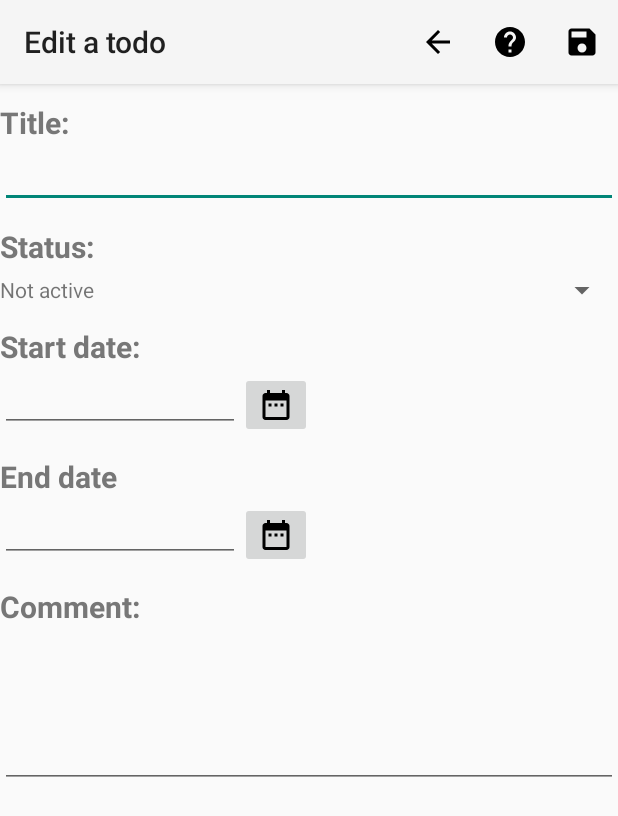
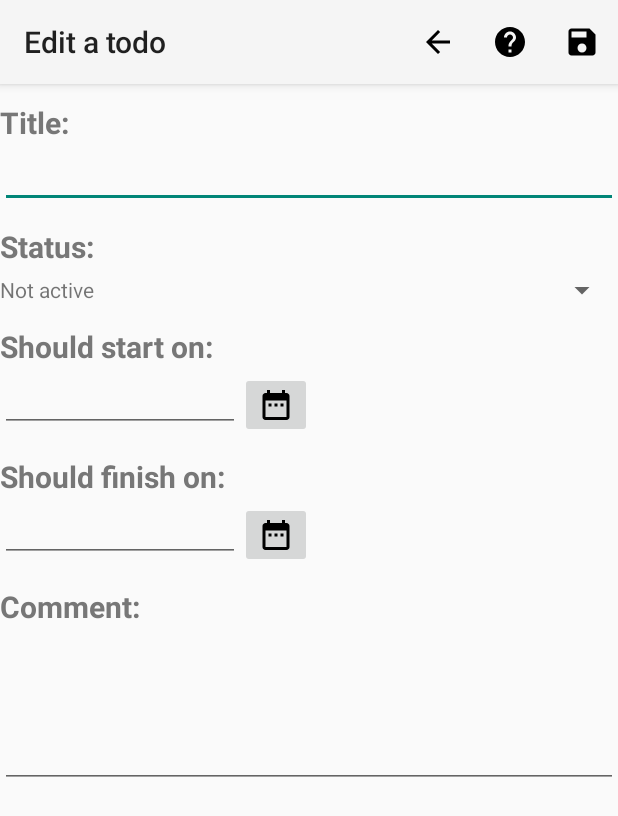
Before and after one commit to iddekingej/MyToDo, an Android app: the EditToDoActivity screen opened directly, with no data from a screen before it, on a phone screen of 412 x 824 dp. Shown: the top 816 px of the screen. Run offline under Robolectric (Android 15) with nearby library versions, the phone set to English and light mode, and no system bars.

Commit message:
* Code cleanup * Change todo date input labels * Change text of error message when Finish date < start date

```diff
--- a/app/src/main/java/org/elaya/mytodo/adapters/StatusCheckListAdapter.java
+++ b/app/src/main/java/org/elaya/mytodo/adapters/StatusCheckListAdapter.java
@@ -38,7 +38,7 @@ public class StatusCheckListAdapter extends StatusBaseAdapter {
 
     @Override
     protected void fillView(@NonNull  View pView,@NonNull StatusItem pStatus) {
-        CheckBox lCheck=(CheckBox) pView.findViewById(R.id.statusCheck);
+        CheckBox lCheck= pView.findViewById(R.id.statusCheck);
         lCheck.setText(pStatus.getDescription());
         if(enabledStatusSet.contains(pStatus.getId())){
             lCheck.setChecked(true);
--- a/app/src/main/java/org/elaya/mytodo/adapters/StatusSpinnerAdapter.java
+++ b/app/src/main/java/org/elaya/mytodo/adapters/StatusSpinnerAdapter.java
@@ -26,7 +26,7 @@ public class StatusSpinnerAdapter extends StatusBaseAdapter {
 
     @Override
     protected void fillView(@NonNull View pView, @NonNull StatusItem pStatus) {
-        TextView lView=(TextView)(pView.findViewById(R.id.description));
+        TextView lView= pView.findViewById(R.id.description);
         lView.setText(pStatus.getDescription());
 
     }
--- a/app/src/main/java/org/elaya/mytodo/project/EditProjectActivity.java
+++ b/app/src/main/java/org/elaya/mytodo/project/EditProjectActivity.java
@@ -26,7 +26,7 @@ public class EditProjectActivity extends BaseActivity {
     protected void onCreate(Bundle savedInstanceState) {
         super.onCreate(savedInstanceState);
 
-        projectName=(TextView) findViewById(R.id.projectName);
+        projectName= findViewById(R.id.projectName);
         Intent lIntent=getIntent();
         id=lIntent.getLongExtra("_id",-1);
         projectName.setText(lIntent.getStringExtra("projectName"));
--- a/app/src/main/java/org/elaya/mytodo/project/ProjectActivity.java
+++ b/app/src/main/java/org/elaya/mytodo/project/ProjectActivity.java
@@ -32,7 +32,7 @@ public class ProjectActivity extends BaseActivity {
         super.onCreate(savedInstanceState);
 
 
-        ListView lProjectList=(ListView)findViewById(R.id.projectList);
+        ListView lProjectList= findViewById(R.id.projectList);
         lProjectList.setOnItemClickListener(new ListView.OnItemClickListener(){
             public void onItemClick(AdapterView<?> pParent,@NonNull View pView,int pPosition,long pId){
                 openProject(pView);
--- a/app/src/main/java/org/elaya/mytodo/settings/SettingsEditor.java
+++ b/app/src/main/java/org/elaya/mytodo/settings/SettingsEditor.java
@@ -17,8 +17,8 @@ public class SettingsEditor extends BaseActivity {
     protected void onCreate(Bundle savedInstanceState) {
         super.onCreate(savedInstanceState);
 
-        dateFormatElement = (RadioGroup)findViewById(R.id.dateFormat);
-        separatorElement  = (RadioGroup)findViewById(R.id.dateSep);
+        dateFormatElement = findViewById(R.id.dateFormat);
+        separatorElement  = findViewById(R.id.dateSep);
         int lFormat=R.id.date_dmy;
         String lFormatSettings= Settings.getDateFormatType();
         if("MDY".equals(lFormatSettings)){
--- a/app/src/main/java/org/elaya/mytodo/status/StatusActivity.java
+++ b/app/src/main/java/org/elaya/mytodo/status/StatusActivity.java
@@ -25,7 +25,7 @@ public class StatusActivity extends BaseActivity {
     @Override
     protected void onCreate(Bundle savedInstanceState) {
         super.onCreate(savedInstanceState);
-        ListView statusList=(ListView) findViewById(R.id.statusList);
+        ListView statusList= findViewById(R.id.statusList);
         adapter=new StatusListAdapter(this,ds.getStatusCursor());
         statusList.setAdapter(adapter);
         statusList.setOnItemClickListener(new ListView.OnItemClickListener(){
--- a/app/src/main/java/org/elaya/mytodo/todo/EditToDoActivity.java
+++ b/app/src/main/java/org/elaya/mytodo/todo/EditToDoActivity.java
@@ -42,23 +42,23 @@ public class EditToDoActivity extends BaseActivity {
         idProject=lIntent.getLongExtra("id_project",-1);
         long idStatus=lIntent.getLongExtra("id_status",-1);
 
-        title=(EditText)findViewById(R.id.title);
+        title= findViewById(R.id.title);
         title.setText(lIntent.getStringExtra("title"));
 
-        comment=(EditText)findViewById(R.id.comment);
+        comment= findViewById(R.id.comment);
         comment.setText(lIntent.getStringExtra("comment"));
 
-        startDateElement=(EditText)findViewById(R.id.startDate);
+        startDateElement= findViewById(R.id.startDate);
         if(lIntent.hasExtra("startDate")){
             startDateElement.setText(DateHandler.getDateFromLong(lIntent.getLongExtra("startDate",-1)));
         }
 
-        endDateElement=(EditText)findViewById(R.id.endDate);
+        endDateElement= findViewById(R.id.endDate);
         if(lIntent.hasExtra("endDate")){
             endDateElement.setText(DateHandler.getDateFromLong(lIntent.getLongExtra("endDate",-1)));
         }
 
-        statusElement=(Spinner)findViewById(R.id.status);
+        statusElement= findViewById(R.id.status);
         StatusSpinnerAdapter spinnerAdapter=new StatusSpinnerAdapter(this,ds.getActiveStatusCursor(idStatus));
         statusElement.setAdapter(spinnerAdapter);
         int lNum=spinnerAdapter.getCount();
--- a/app/src/main/java/org/elaya/mytodo/todo/TodoActivity.java
+++ b/app/src/main/java/org/elaya/mytodo/todo/TodoActivity.java
@@ -36,10 +36,10 @@ public class TodoActivity extends BaseActivity implements AdapterView.OnItemSele
         id=lIntent.getLongExtra("_id",0);
         projectItem=ds.getProjectById(id);
 
-        TextView projectName=(TextView)findViewById(R.id.projectName);
-        ListView todoList=(ListView)findViewById(R.id.todoList);
+        TextView projectName= findViewById(R.id.projectName);
+        ListView todoList= findViewById(R.id.todoList);
 
-        todoFilterElement = (Spinner) findViewById(R.id.todoFilter);
+        todoFilterElement = findViewById(R.id.todoFilter);
         FilterTypes.setSpinner(this,todoFilterElement);
         todoFilterElement.setOnItemSelectedListener(this);
 
--- a/app/src/main/java/org/elaya/mytodo/todo/TodoListAdapter.java
+++ b/app/src/main/java/org/elaya/mytodo/todo/TodoListAdapter.java
@@ -56,7 +56,7 @@
         String lTitle=pCursor.getString(titleIndex);
         String lComment=pCursor.getString(commentIndex);
         String lStatus=pCursor.getString(statusdescIndex);
-        TextView lTitleWidget=(TextView)pView.findViewById(R.id.title);
+        TextView lTitleWidget= pView.findViewById(R.id.title);
         lTitleWidget.setText(lTitle);
         if(pCursor.getLong(isFinishedIndex)==1){
             lTitleWidget.setBackgroundResource(R.drawable.strike);
@@ -71,7 +71,7 @@
         if(!pCursor.isNull(endDateIndex)){
             lEndDate=pCursor.getLong(endDateIndex);
         }
-        TextView lStatusWidget=(TextView)pView.findViewById(R.id.status);
+        TextView lStatusWidget= pView.findViewById(R.id.status);
         lStatusWidget.setText(lStatus);
         pView.setTag(new TodoItem(lId,lIdProject,lIdStatus,lTitle,lComment,lStartDate,lEndDate));
 
--- a/app/src/main/java/org/elaya/mytodo/tools/BaseActivity.java
+++ b/app/src/main/java/org/elaya/mytodo/tools/BaseActivity.java
@@ -19,7 +19,7 @@ public abstract class BaseActivity extends AppCompatActivity {
     protected void onCreate(Bundle savedInstanceState) {
         super.onCreate(savedInstanceState);
         setContentView(getContentResource());
-        Toolbar toolbar = (Toolbar) findViewById(R.id.toolbar);
+        Toolbar toolbar = findViewById(R.id.toolbar);
         setSupportActionBar(toolbar);
         ds=DataSource.makeSource(this);
     }
--- a/app/src/main/java/org/elaya/mytodo/tools/HelpActivity.java
+++ b/app/src/main/java/org/elaya/mytodo/tools/HelpActivity.java
@@ -26,7 +26,7 @@ public class HelpActivity extends Activity {
     protected void onCreate(Bundle savedInstanceState) {
         super.onCreate(savedInstanceState);
         setContentView(R.layout.activity_help);
-        WebView lHelp=(WebView)findViewById(R.id.helpHtml);
+        WebView lHelp= findViewById(R.id.helpHtml);
         Intent lIntent=getIntent();
         lHelp.loadUrl("file:///android_asset/"+lIntent.getStringExtra("page")+".html");
     }
--- a/app/src/main/res/values/strings.xml
+++ b/app/src/main/res/values/strings.xml
@@ -22,10 +22,12 @@
     <string name="label_todo_title">Title:</string>
     <string name="label_todo_status">Status:</string>
     <string name="label_todo_comment">Comment:</string>
-    <string name="label_start_date">Start date:</string>
-    <string name="label_end_date">End date</string>
-    <string name="err_end_before_start_date">End date of todo can be empty or must be later than the start date</string>
+    <string name="label_start_date">Should start on:</string>
+    <string name="label_end_date">Should finish on:</string>
+    <string name="err_end_before_start_date">Finish date can be empty or must be later than the start date</string>
     <string name="err_title_empty">Title is empty</string>
+    <string name="warning_start_date_invalid">Invalid start date</string>
+    <string name="warning_end_date_invalid">Invalid finish date</string>
     <!-- Project -->
     <string name="title_main">Projects</string>
     <string name="no_project">No projects found. Please add one or more project first and than add todo items.</string>
@@ -81,9 +83,7 @@
     <string name="show_edit_todo">Edit todo</string>
     <string name="title_show_todo">Todo details</string>
     <string name="title_activity_todo_filter">TodoFilterActivity</string>
-    <!--- Edit to do -->
-    <string name="warning_start_date_invalid">Invalid start date</string>
-    <string name="warning_end_date_invalid">Invalid end date</string>
+
     <!-- filter settings -->
     <string name="choose_status">Status:</string>
     <string name="choose_date_status">Status regarding start/end date:</string>
```
Also changed, not shown: app/src/main/java/org/elaya/mytodo/adapters/StatusListAdapter.java (+4 -4 lines), app/src/main/java/org/elaya/mytodo/project/ProjectListAdapter.java (+4 -4 lines), app/src/main/java/org/elaya/mytodo/status/EditStatusActivity.java (+4 -4 lines), app/src/main/java/org/elaya/mytodo/todo/ShowTodoActivity.java (+5 -5 lines), app/src/main/java/org/elaya/mytodo/todo/TodoFilterActivity.java (+8 -8 lines).
